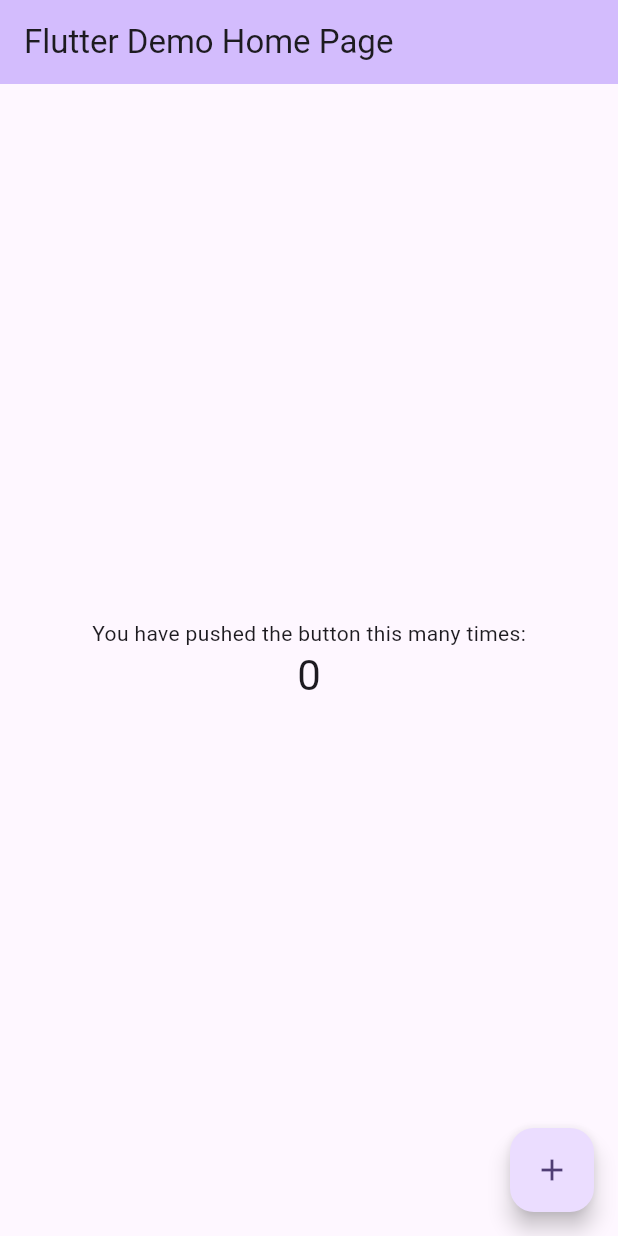
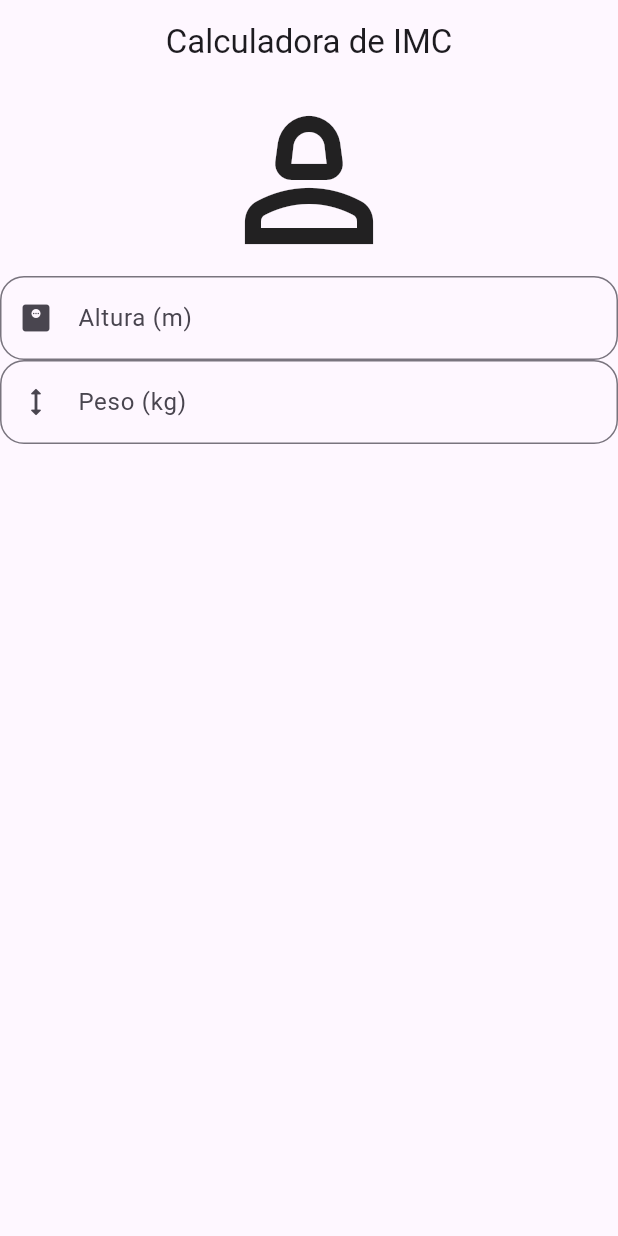
Before and after one commit to vilaJJ/flutter-imc_calculator, a Flutter app: the screen it shows after launch, on a phone screen of 412 x 824 dp. Run offline on Flutter 3.47's test engine with Material 3 defaults, Android fonts, the phone set to English and light mode, and no system bars.

Commit message:
:construction: feat: Initialize application layers.

```diff
--- a/imc_calculator/lib/main.dart
+++ b/imc_calculator/lib/main.dart
@@ -1,125 +1,6 @@
 import 'package:flutter/material.dart';
+import 'package:imc_calculator/src/app_widget.dart';
 
 void main() {
-  runApp(const MyApp());
+  runApp(const AppWidget());
 }
-
-class MyApp extends StatelessWidget {
-  const MyApp({super.key});
-
-  // This widget is the root of your application.
-  @override
-  Widget build(BuildContext context) {
-    return MaterialApp(
-      title: 'Flutter Demo',
-      theme: ThemeData(
-        // This is the theme of your application.
-        //
-        // TRY THIS: Try running your application with "flutter run". You'll see
-        // the application has a purple toolbar. Then, without quitting the app,
-        // try changing the seedColor in the colorScheme below to Colors.green
-        // and then invoke "hot reload" (save your changes or press the "hot
-        // reload" button in a Flutter-supported IDE, or press "r" if you used
-        // the command line to start the app).
-        //
-        // Notice that the counter didn't reset back to zero; the application
-        // state is not lost during the reload. To reset the state, use hot
-        // restart instead.
-        //
-        // This works for code too, not just values: Most code changes can be
-        // tested with just a hot reload.
-        colorScheme: ColorScheme.fromSeed(seedColor: Colors.deepPurple),
-        useMaterial3: true,
-      ),
-      home: const MyHomePage(title: 'Flutter Demo Home Page'),
-    );
-  }
-}
-
-class MyHomePage extends StatefulWidget {
-  const MyHomePage({super.key, required this.title});
-
-  // This widget is the home page of your application. It is stateful, meaning
-  // that it has a State object (defined below) that contains fields that affect
-  // how it looks.
-
-  // This class is the configuration for the state. It holds the values (in this
-  // case the title) provided by the parent (in this case the App widget) and
-  // used by the build method of the State. Fields in a Widget subclass are
-  // always marked "final".
-
-  final String title;
-
-  @override
-  State<MyHomePage> createState() => _MyHomePageState();
-}
-
-class _MyHomePageState extends State<MyHomePage> {
-  int _counter = 0;
-
-  void _incrementCounter() {
-    setState(() {
-      // This call to setState tells the Flutter framework that something has
-      // changed in this State, which causes it to rerun the build method below
-      // so that the display can reflect the updated values. If we changed
-      // _counter without calling setState(), then the build method would not be
-      // called again, and so nothing would appear to happen.
-      _counter++;
-    });
-  }
-
-  @override
-  Widget build(BuildContext context) {
-    // This method is rerun every time setState is called, for instance as done
-    // by the _incrementCounter method above.
-    //
-    // The Flutter framework has been optimized to make rerunning build methods
-    // fast, so that you can just rebuild anything that needs updating rather
-    // than having to individually change instances of widgets.
-    return Scaffold(
-      appBar: AppBar(
-        // TRY THIS: Try changing the color here to a specific color (to
-        // Colors.amber, perhaps?) and trigger a hot reload to see the AppBar
-        // change color while the other colors stay the same.
-        backgroundColor: Theme.of(context).colorScheme.inversePrimary,
-        // Here we take the value from the MyHomePage object that was created by
-        // the App.build method, and use it to set our appbar title.
-        title: Text(widget.title),
-      ),
-      body: Center(
-        // Center is a layout widget. It takes a single child and positions it
-        // in the middle of the parent.
-        child: Column(
-          // Column is also a layout widget. It takes a list of children and
-          // arranges them vertically. By default, it sizes itself to fit its
-          // children horizontally, and tries to be as tall as its parent.
-          //
-          // Column has various properties to control how it sizes itself and
-          // how it positions its children. Here we use mainAxisAlignment to
-          // center the children vertically; the main axis here is the vertical
-          // axis because Columns are vertical (the cross axis would be
-          // horizontal).
-          //
-          // TRY THIS: Invoke "debug painting" (choose the "Toggle Debug Paint"
-          // action in the IDE, or press "p" in the console), to see the
-          // wireframe for each widget.
-          mainAxisAlignment: MainAxisAlignment.center,
-          children: <Widget>[
-            const Text(
-              'You have pushed the button this many times:',
-            ),
-            Text(
-              '$_counter',
-              style: Theme.of(context).textTheme.headlineMedium,
-            ),
-          ],
-        ),
-      ),
-      floatingActionButton: FloatingActionButton(
-        onPressed: _incrementCounter,
-        tooltip: 'Increment',
-        child: const Icon(Icons.add),
-      ), // This trailing comma makes auto-formatting nicer for build methods.
-    );
-  }
-}
--- /dev/null
+++ b/imc_calculator/lib/src/app_widget.dart
@@ -0,0 +1,23 @@
+import 'package:flutter/material.dart';
+import 'package:flutter/services.dart';
+import 'package:imc_calculator/src/ui/view/calculator_page.dart';
+
+class AppWidget extends StatelessWidget {
+  const AppWidget({super.key});
+
+  @override
+  Widget build(BuildContext context) {
+    SystemChrome.setPreferredOrientations([
+      DeviceOrientation.portraitDown,
+      DeviceOrientation.portraitUp,
+    ]);
+
+    return MaterialApp(
+      title: "Calculadora IMC",
+      theme: ThemeData(
+        useMaterial3: true,
+      ),
+      home: const CalculatorPage(),
+    );
+  }
+}
--- /dev/null
+++ b/imc_calculator/lib/src/entity/enums/imc_classification_enum.dart
@@ -0,0 +1,48 @@
+enum ImcClassification {
+  belowNormalWeight(
+    minimium: null,
+    maximium: 18.5,
+    description: "Abaixo do peso normal",
+  ),
+  normalWeight(
+    minimium: 18.5,
+    maximium: 25,
+    description: "Peso normal",
+  ),
+  overweight(
+    minimium: 25,
+    maximium: 30,
+    description: "Acima do peso",
+  ),
+  obesity1(
+    minimium: 30,
+    maximium: 35,
+    description: "Obesidade 1",
+  ),
+  obesity2(
+    minimium: 35,
+    maximium: 40,
+    description: "Obesidade 2",
+  ),
+  obesity3(
+    minimium: 40,
+    maximium: null,
+    description: "Obesidade 3 (mórbida)",
+  );
+
+  const ImcClassification({
+    required this.minimium,
+    required this.maximium,
+    required this.description,
+  });
+
+  final double? minimium;
+  final double? maximium;
+  final String description;
+
+  static ImcClassification getByImcValue(double imcValue) {
+    return ImcClassification.values.firstWhere(
+      (e) => (e.minimium == null || e.minimium! >= imcValue) && (e.maximium == null || e.maximium! < imcValue),
+    );
+  }
+}
--- /dev/null
+++ b/imc_calculator/lib/src/entity/model/imc_calculate_result_model.dart
@@ -0,0 +1,11 @@
+import 'package:imc_calculator/src/entity/enums/imc_classification_enum.dart';
+
+class ImcCalculateResultModel {
+  ImcCalculateResultModel(
+    this.classification,
+    this.value,
+  );
+
+  final ImcClassification classification;
+  final double value;
+}
--- /dev/null
+++ b/imc_calculator/lib/src/entity/model/person_model.dart
@@ -0,0 +1,9 @@
+class PersonModel {
+  PersonModel({
+    required this.weight,
+    required this.height,
+  });
+
+  final double weight;
+  final double height;
+}
--- /dev/null
+++ b/imc_calculator/lib/src/ui/view/calculator_page.dart
@@ -0,0 +1,55 @@
+import 'package:flutter/material.dart';
+import 'package:imc_calculator/src/ui/view_model/calculator_view_model.dart';
+import 'package:imc_calculator/src/ui/widgets/calculate_text_field_widget.dart';
+
+class CalculatorPage extends StatefulWidget {
+  const CalculatorPage({super.key});
+
+  @override
+  State<CalculatorPage> createState() => _CalculatorPageState();
+}
+
+class _CalculatorPageState extends State<CalculatorPage> {
+  late final CalculatorViewModel viewModel;
+  late final TextEditingController heightTextController;
+  late final TextEditingController weightTextController;
+
+  @override
+  void initState() {
+    viewModel = CalculatorViewModel();
+    heightTextController = TextEditingController();
+    weightTextController = TextEditingController();
+
+    super.initState();
+  }
+
+  @override
+  Widget build(BuildContext context) {
+    return Scaffold(
+      appBar: AppBar(
+        title: const Text("Calculadora de IMC"),
+        centerTitle: true,
+      ),
+      body: Center(
+        child: Column(
+          children: [
+            const Icon(
+              Icons.person_2_outlined,
+              size: 128,
+            ),
+            CalculateTextFieldWidget(
+              controller: heightTextController,
+              prefixIcon: Icons.monitor_weight_rounded,
+              labelText: "Altura (m)",
+            ),
+            CalculateTextFieldWidget(
+              controller: weightTextController,
+              prefixIcon: Icons.height_rounded,
+              labelText: "Peso (kg)",
+            ),
+          ],
+        ),
+      ),
+    );
+  }
+}
--- /dev/null
+++ b/imc_calculator/lib/src/ui/view_model/calculator_view_model.dart
@@ -0,0 +1,13 @@
+import 'dart:math';
+
+import 'package:imc_calculator/src/entity/enums/imc_classification_enum.dart';
+import 'package:imc_calculator/src/entity/model/imc_calculate_result_model.dart';
+import 'package:imc_calculator/src/entity/model/person_model.dart';
+
+class CalculatorViewModel {
+  ImcCalculateResultModel calculate(PersonModel person) {
+    final imcValue = person.weight * pow(person.height, 2);
+    final classification = ImcClassification.getByImcValue(imcValue);
+    return ImcCalculateResultModel(classification, imcValue);
+  }
+}
--- /dev/null
+++ b/imc_calculator/lib/src/ui/widgets/calculate_text_field_widget.dart
@@ -0,0 +1,28 @@
+import 'package:flutter/material.dart';
+
+class CalculateTextFieldWidget extends StatelessWidget {
+  const CalculateTextFieldWidget({
+    super.key,
+    required this.controller,
+    required this.prefixIcon,
+    required this.labelText,
+  });
+
+  final TextEditingController controller;
+  final IconData prefixIcon;
+  final String labelText;
+
+  @override
+  Widget build(BuildContext context) {
+    return TextField(
+      controller: controller,
+      decoration: InputDecoration(
+        border: OutlineInputBorder(
+          borderRadius: BorderRadius.circular(16),
+        ),
+        labelText: labelText,
+        prefixIcon: Icon(prefixIcon),
+      ),
+    );
+  }
+}
```
Also changed, not shown: 1 other file.
